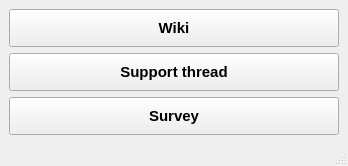
First picture: the form in OTModules/OTGeneric/wfeedback.ui, repository pietr26/OMSI-Tools, before the edit.
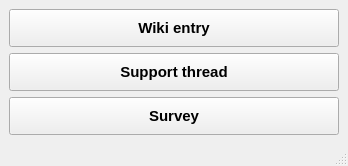
Second picture: the form after the edit. Icons and pictures are not drawn.

The edit to the form file:
```diff
--- a/OTModules/OTGeneric/wfeedback.ui
+++ b/OTModules/OTGeneric/wfeedback.ui
@@ -30,7 +30,7 @@
        </font>
       </property>
       <property name="text">
-       <string>Wiki</string>
+       <string>Wiki entry</string>
       </property>
       <property name="icon">
        <iconset resource="../../ressources.qrc">
```
